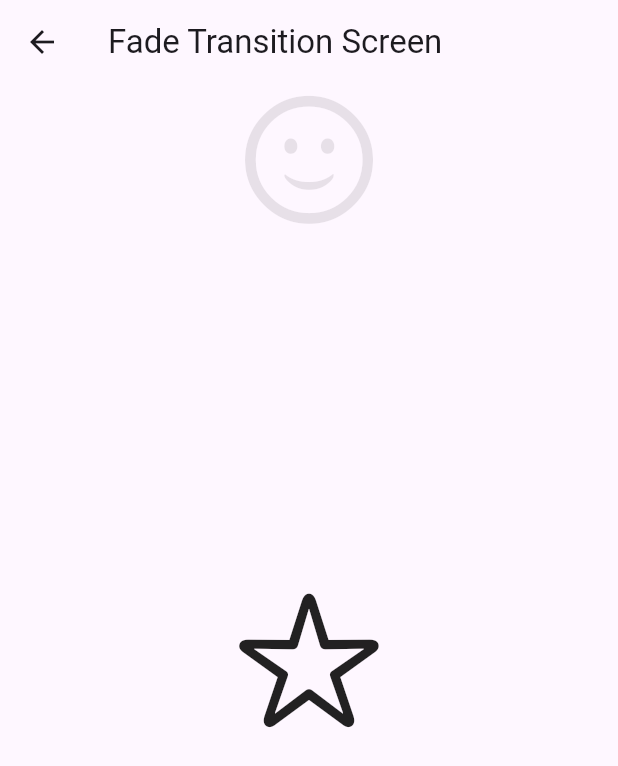
After one commit to AdelDaniel/flutter-animations-helper, a Flutter app: the screen it shows after launch, after a tap on "Fade Transition Screen", on a phone screen of 412 x 824 dp. The commit adds this screen. Shown: the top 766 px of the screen. Run offline on Flutter 3.47's test engine with Material 3 defaults, Android fonts, the light colour scheme and no system bars.

Commit message:
Add Fade Transition screen with animated icons and navigation

```diff
--- a/lib/main_screen.dart
+++ b/lib/main_screen.dart
@@ -1,5 +1,6 @@
 import 'package:flutter/material.dart';
 import 'package:flutter_animation_helper/screens/explicit_animation_screens/animation_builder_screen.dart';
+import 'package:flutter_animation_helper/screens/explicit_animation_screens/fade_transition_screen.dart';
 import 'package:flutter_animation_helper/screens/explicit_animation_screens/positioned_transition_screen.dart';
 import 'package:flutter_animation_helper/screens/explicit_animation_screens/rotation_transition_screen.dart';
 import 'package:flutter_animation_helper/screens/explicit_animation_screens/size_transition_screen.dart';
@@ -63,6 +64,11 @@ class _MainScreenState extends State<MainScreen> {
                 title: "Rotation Transition",
                 screenWidget: RotationTransitionScreen(),
               ),
+
+              const NavigationElevatedButton(
+                title: "Fade Transition Screen",
+                screenWidget: FadeTransitionScreen(),
+              ),
             ],
           ),
         ),
--- /dev/null
+++ b/lib/screens/explicit_animation_screens/fade_transition_screen.dart
@@ -0,0 +1,97 @@
+import 'package:flutter/cupertino.dart';
+import 'package:flutter/material.dart';
+
+class FadeTransitionScreen extends StatefulWidget {
+  const FadeTransitionScreen({super.key});
+
+  @override
+  State<FadeTransitionScreen> createState() => _FadeTransitionScreenState();
+}
+
+class _FadeTransitionScreenState extends State<FadeTransitionScreen>
+    with SingleTickerProviderStateMixin {
+  late AnimationController _controller;
+  late Animation<double> _smileAnimation;
+  late Animation<double> _heartAnimation;
+  late Animation<double> _starAnimation;
+
+  @override
+  void initState() {
+    super.initState();
+    _controller = AnimationController(
+      vsync: this,
+      duration: const Duration(seconds: 1),
+    );
+
+    _heartAnimation = Tween<double>(
+      begin: 0,
+      end: 1,
+    ).animate(_controller);
+
+    _smileAnimation = Tween<double>(
+      begin: 0.1,
+      end: 0.9,
+    ).animate(CurvedAnimation(parent: _controller, curve: Curves.bounceInOut));
+
+    _starAnimation = Tween<double>(
+      begin: 1,
+      end: 0,
+    ).animate(_controller);
+  }
+
+  @override
+  void dispose() {
+    _controller.dispose();
+    super.dispose();
+  }
+
+  @override
+  Widget build(BuildContext context) {
+    return Scaffold(
+      appBar: AppBar(
+        title: const Text('Fade Transition Screen'),
+      ),
+      body: InkWell(
+        onTap: () {
+          if (_controller.status == AnimationStatus.completed) {
+            _controller.reverse();
+          } else {
+            _controller.forward();
+          }
+        },
+        child: Stack(
+          fit: StackFit.expand,
+          children: <Widget>[
+            FadeTransition(
+              opacity: _starAnimation,
+              child: const Icon(
+                CupertinoIcons.star,
+                size: 100,
+              ),
+            ),
+
+            FadeTransition(
+              opacity: _heartAnimation,
+              child: const Icon(
+                CupertinoIcons.heart,
+                size: 100,
+              ),
+            ),
+
+            /// Smile
+            Align(
+              alignment: Alignment.topCenter,
+              child: FadeTransition(
+                opacity: _smileAnimation,
+                child: const Icon(
+                  CupertinoIcons.smiley,
+                  size: 100,
+                ),
+              ),
+            ),
+          ],
+        ),
+      ),
+    );
+  }
+}
```
Also changed, not shown: 1 other file.
